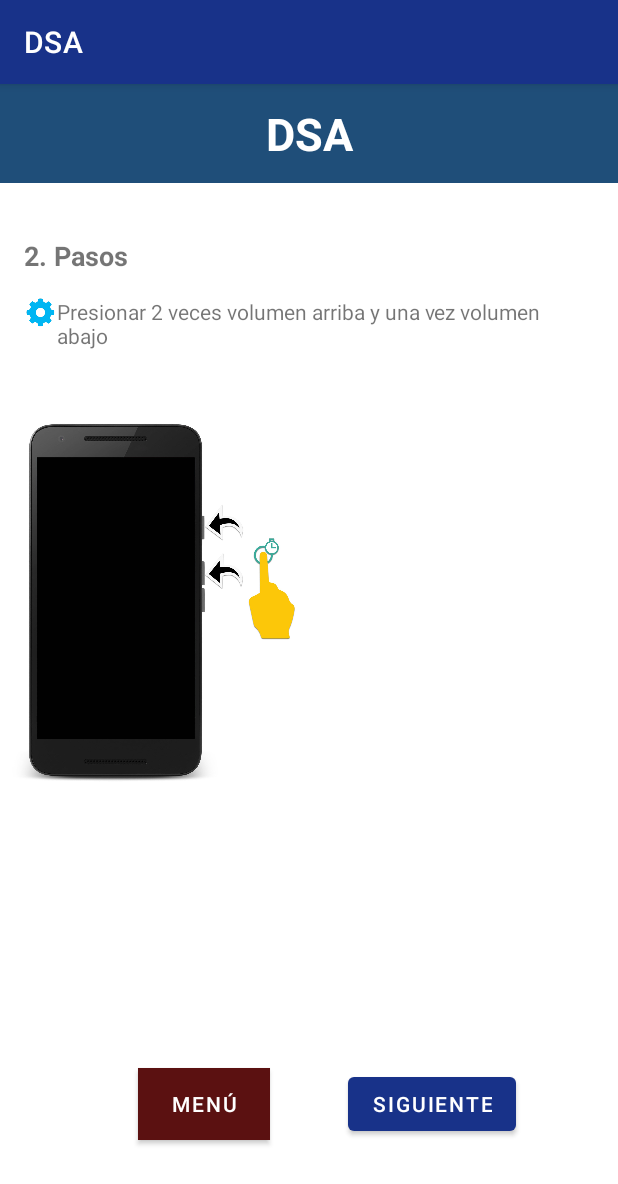
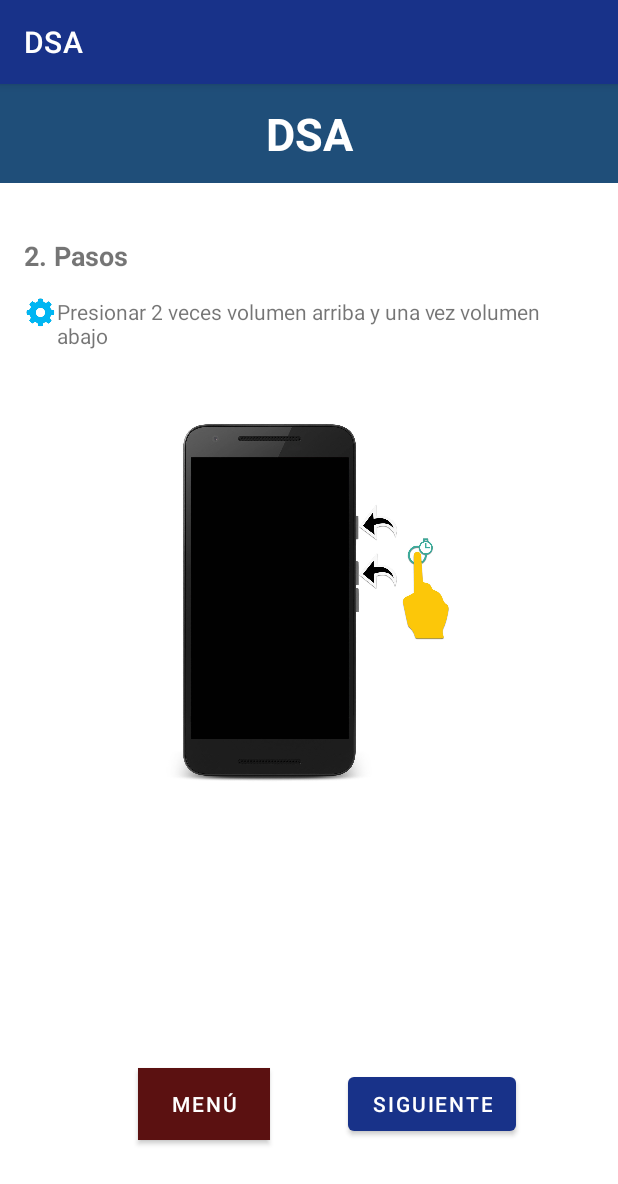
Before and after one commit to karlaVane/DSA, an Android app: the ComoFunciona_2 screen opened directly, with no data from a screen before it, on a phone screen of 412 x 824 dp. Shown: the top 1184 px of the screen. Run offline under Robolectric (Android 15) with nearby library versions, the light colour scheme and no system bars.

Commit message:
Update activity_como_funciona_2.xml

```diff
--- a/app/src/main/res/layout/activity_como_funciona_2.xml
+++ b/app/src/main/res/layout/activity_como_funciona_2.xml
@@ -87,7 +87,8 @@
         android:layout_width="207dp"
         android:layout_height="271dp"
         android:layout_marginTop="20dp"
+        app:layout_constraintEnd_toEndOf="parent"
+        app:layout_constraintStart_toStartOf="parent"
         app:layout_constraintTop_toBottomOf="@+id/textView8"
-        app:srcCompat="@drawable/foto"
-        tools:layout_editor_absoluteX="92dp" />
+        app:srcCompat="@drawable/foto" />
 </androidx.constraintlayout.widget.ConstraintLayout>
```
